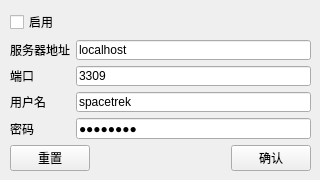
Qt form dbinconf.ui (aspirefhaha/telemetryCapture) before a commit.
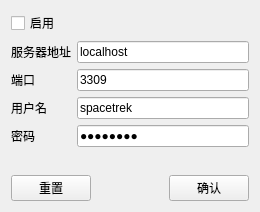
The same form after that commit.

What changed in the file:
```diff
--- a/dbinconf.ui
+++ b/dbinconf.ui
@@ -6,22 +6,15 @@
    <rect>
     <x>0</x>
     <y>0</y>
-    <width>320</width>
-    <height>180</height>
+    <width>260</width>
+    <height>212</height>
    </rect>
   </property>
   <property name="windowTitle">
    <string>DBConf</string>
   </property>
-  <widget class="QWidget" name="verticalLayoutWidget">
-   <property name="geometry">
-    <rect>
-     <x>10</x>
-     <y>10</y>
-     <width>301</width>
-     <height>161</height>
-    </rect>
-   </property>
+  <layout class="QVBoxLayout" name="verticalLayout_2">
+   <item>
    <layout class="QVBoxLayout" name="verticalLayout">
     <item>
      <widget class="QCheckBox" name="cbEnabled">
@@ -131,7 +124,8 @@
      </layout>
     </item>
    </layout>
-  </widget>
+   </item>
+  </layout>
  </widget>
  <resources/>
  <connections>
```
Lines whose indentation alone changed are shown as unchanged.
